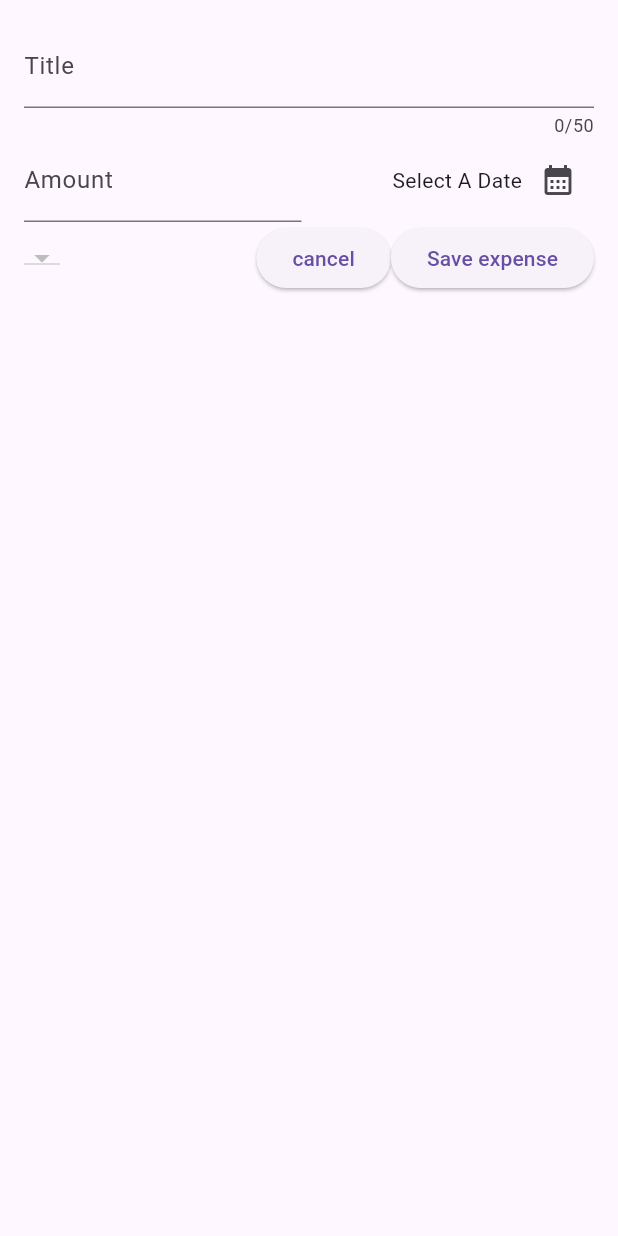
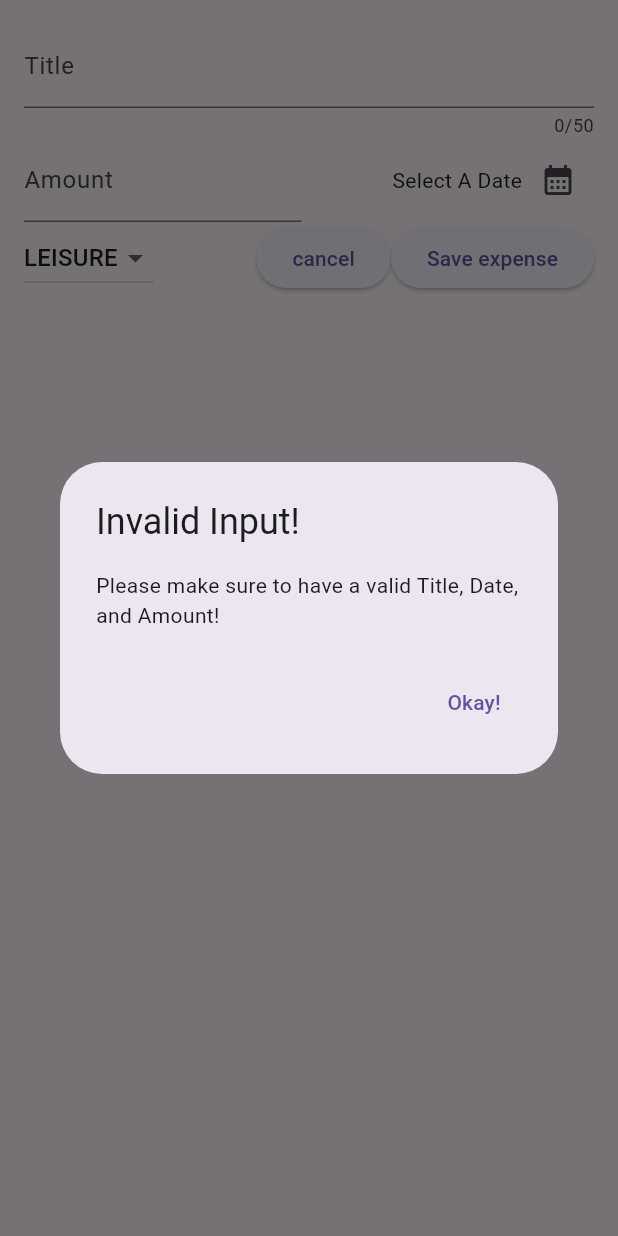
Before and after one commit to HammadM48/expense_tracker, a Flutter app: the NewExpense widget shown alone on an empty page, opened directly, after a tap on "Save expense", on a phone screen of 412 x 824 dp. Run offline on Flutter 3.47's test engine with Material 3 defaults, Android fonts, the phone set to English and light mode, and no system bars.

Commit message:
Added dropdown items for categories. Started save expense functionality. Added check for empty fields.

```diff
--- a/lib/new_expense.dart
+++ b/lib/new_expense.dart
@@ -1,3 +1,4 @@
+import 'package:expense_tracker/models/expense.dart';
 import 'package:flutter/material.dart';
 import 'package:intl/intl.dart';
 
@@ -15,11 +16,40 @@ class _NewExpenseState extends State<NewExpense> {
   final _titleController = TextEditingController();
   final _amountController = TextEditingController();
   DateTime? _selectedDate;
+  Category _selectedCategory = Category.leisure;
+
   @override
   void dispose() {
     _titleController.dispose();
     _amountController.dispose();
     super.dispose();
+  }
+
+void _submitExpenseData() {
+    final enteredAmount = double.tryParse(_amountController.text);
+    final amountIsInvalid = enteredAmount == null || enteredAmount <= 0;
+    if (_titleController.text.trim().isEmpty ||
+        amountIsInvalid || _selectedDate == null) //run when an error happsns
+    {
+      showDialog(
+        context: context,
+        builder: (ctx) => AlertDialog(
+          title: const Text("Invalid Input!"),
+          content: const Text(
+            "Please make sure to have a valid Title, Date, and Amount!",
+          ),
+          actions: [
+            TextButton(
+              onPressed: () {
+                Navigator.pop(ctx);
+              },
+            child: const Text("Okay!"),
+            ),
+          ],
+        ),
+      );
+      return;
+    }
   }
 
   void _presentDatePicker() async{
@@ -83,11 +113,23 @@ class _NewExpenseState extends State<NewExpense> {
           Row(
             children: [
               DropdownButton(
+                value: _selectedCategory,
                 items: Category.values.map(
-                  (category) => DropDownMenuItem(
-                    child: Text(category.name.toString(),),),
+                  (category) => DropdownMenuItem(
+                    value: category,
+                    child: Text(category.name.toUpperCase(),),),
                   ).toList(),
-                onChanged: (value){},
+                onChanged: (value){
+                  if(value == null)
+                  {
+                    return;
+                  }
+                  setState((){
+                    _selectedCategory = value;
+                    print(_selectedCategory);
+                  }
+                  );
+                },
               ),
               Spacer(),
               ElevatedButton(
@@ -97,11 +139,8 @@ class _NewExpenseState extends State<NewExpense> {
                 child: Text("cancel"),
               ),
               ElevatedButton(
-                onPressed: () {
-                  print(_titleController.text);
-                  print(_amountController.text);
-                  },
-                  child: Text('Save expense'),
+                onPressed: _submitExpenseData,
+                child: Text('Save expense'),
               ),
             ],
           )
```
